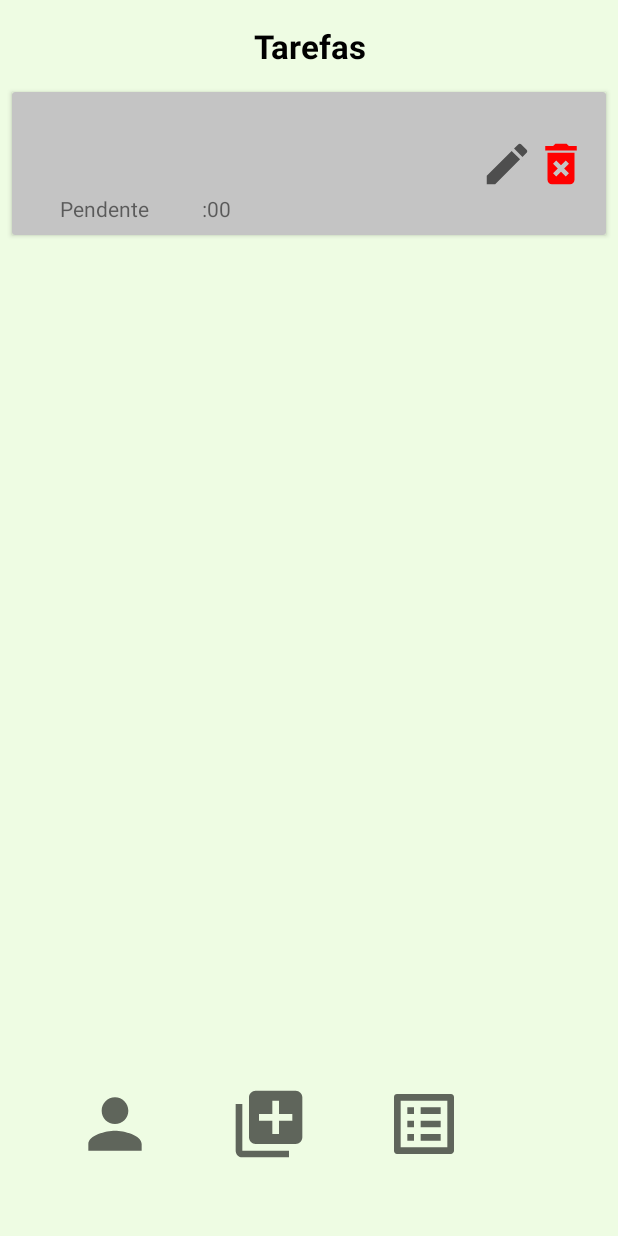
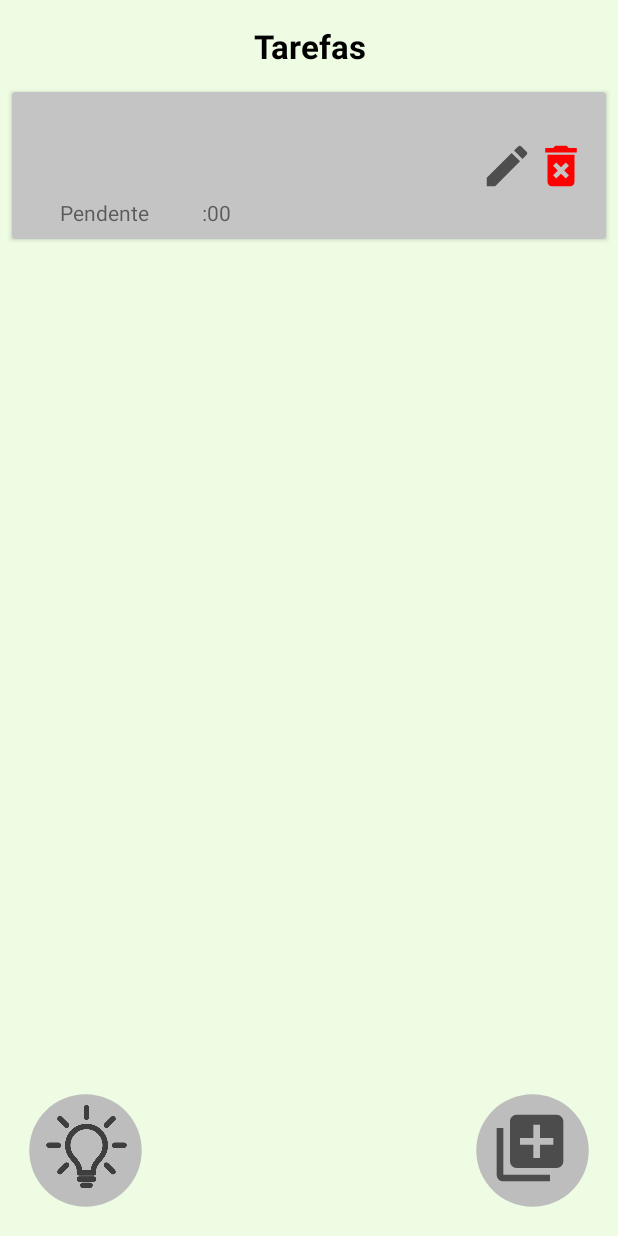
Before and after one commit to MatheusCortez/EcoTask, an Android app: the incluirTarefaFragment screen opened through its navigation route, after a tap on "SALVAR", on a phone screen of 412 x 824 dp. Run offline under Robolectric (Android 15) with nearby library versions, the phone set to English and light mode, and no system bars; our stand-ins replace Dagger/Hilt's generated code, Room's generated code.

Commit message:
Ideias - implementado

```diff
--- a/app/src/main/java/com/example/ecotask_/ui/Fragments/ListFragment.kt
+++ b/app/src/main/java/com/example/ecotask_/ui/Fragments/ListFragment.kt
@@ -53,6 +53,10 @@ class ListFragment : Fragment(), TaskItemClickListener {
             mainViewModel.tarefaSelecionada = null
             findNavController().navigate(R.id.action_listFragment_to_incluirTarefaFragment)
         }
+
+        binding.buttonIdeas.setOnClickListener{
+            findNavController().navigate(R.id.action_listFragment_to_fragmentDicas)
+        }
         return binding.root
     }
 
--- a/app/src/main/java/com/example/ecotask_/viewModel/MainViewModel.kt
+++ b/app/src/main/java/com/example/ecotask_/viewModel/MainViewModel.kt
@@ -72,11 +72,7 @@ class MainViewModel @Inject constructor(
             try {
                 val response = repository.addTask(tarefa)
                 if (response.isSuccessful) {
-
                     repository.insertTask(response.body()!!)
-
-                    repository.insertTask(tarefa)
-
                 } else {
                     repository.insertTask(tarefa)
                 }
--- /dev/null
+++ b/app/src/main/res/drawable/ic_baseline_circle_24.xml
@@ -0,0 +1,10 @@
+<vector xmlns:android="http://schemas.android.com/apk/res/android"
+    android:width="24dp"
+    android:height="24dp"
+    android:viewportWidth="24"
+    android:viewportHeight="24"
+    android:tint="?attr/colorControlNormal">
+  <path
+      android:fillColor="@android:color/white"
+      android:pathData="M12,2C6.47,2 2,6.47 2,12s4.47,10 10,10 10,-4.47 10,-10S17.53,2 12,2z"/>
+</vector>
--- a/app/src/main/res/layout/fragment_list.xml
+++ b/app/src/main/res/layout/fragment_list.xml
@@ -6,25 +6,6 @@
     android:layout_width="match_parent"
     android:layout_height="match_parent"
     tools:context=".ui.Fragments.ListFragment">
-
-    <androidx.constraintlayout.widget.Guideline
-        android:id="@+id/guideline_25percent"
-        android:layout_width="wrap_content"
-        android:layout_height="wrap_content"
-        android:orientation="vertical"
-        app:layout_constraintGuide_percent="0.25" />
-    <androidx.constraintlayout.widget.Guideline
-        android:id="@+id/guideline_50percent"
-        android:layout_width="wrap_content"
-        android:layout_height="wrap_content"
-        android:orientation="vertical"
-        app:layout_constraintGuide_percent="0.50" />
-    <androidx.constraintlayout.widget.Guideline
-        android:id="@+id/guideline_75percent"
-        android:layout_width="wrap_content"
-        android:layout_height="wrap_content"
-        android:orientation="vertical"
-        app:layout_constraintGuide_percent="0.75" />
 
     <TextView
         android:id="@+id/titleFragment"
@@ -41,53 +22,61 @@
         app:layout_constraintTop_toTopOf="parent" />
 
     <androidx.recyclerview.widget.RecyclerView
-        tools:listitem="@layout/itemtarefa"
         android:id="@+id/rvList"
         android:layout_width="0dp"
         android:layout_height="0dp"
+        android:layout_marginBottom="100dp"
         app:layout_constraintBottom_toBottomOf="parent"
-        app:layout_constraintStart_toStartOf="parent"
         app:layout_constraintEnd_toEndOf="parent"
         app:layout_constraintHorizontal_bias="0.0"
-        app:layout_constraintBottom_toTopOf="@id/icon_person"
+        app:layout_constraintStart_toStartOf="parent"
         app:layout_constraintTop_toBottomOf="@id/titleFragment"
-        app:layout_constraintVertical_bias="0.0" />
+        app:layout_constraintVertical_bias="0.0"
+        tools:listitem="@layout/itemtarefa" />
 
 
     <ImageView
-        android:id="@+id/icon_person"
-        android:layout_width="53dp"
-        android:layout_height="53dp"
-        android:layout_marginBottom="48dp"
-        android:backgroundTint="#00FFFFFF"
-        android:src="@drawable/ic_baseline_person_53"
+        android:id="@+id/imageView"
+        android:layout_width="90dp"
+        android:layout_height="90dp"
+        android:layout_marginEnd="12dp"
+        android:layout_marginBottom="12dp"
+        android:src="@drawable/ic_baseline_circle_24"
+        app:tint="#BDBDBD"
         app:layout_constraintBottom_toBottomOf="parent"
-        app:layout_constraintEnd_toStartOf="@id/guideline_25percent"
-        app:layout_constraintTop_toBottomOf="@id/rvList" />
-
+        app:layout_constraintEnd_toEndOf="parent" />
 
     <ImageView
         android:id="@+id/icon_add"
-        app:layout_constraintTop_toTopOf="@+id/icon_person"
         android:layout_width="wrap_content"
         android:layout_height="wrap_content"
-        app:layout_constraintBottom_toBottomOf="@id/icon_person"
-        app:layout_constraintEnd_toStartOf="@id/guideline_50percent"
+        android:layout_marginEnd="32dp"
+        android:layout_marginBottom="32dp"
+        app:layout_constraintBottom_toBottomOf="parent"
+        app:layout_constraintEnd_toEndOf="parent"
         app:srcCompat="@drawable/ic_baseline_queue_24" />
 
     <ImageView
-        android:id="@+id/icon_note"
-        android:layout_width="wrap_content"
+        android:id="@+id/imageView4"
+        android:layout_width="90dp"
+        android:layout_height="90dp"
+        android:layout_marginStart="12dp"
+        android:layout_marginBottom="12dp"
+        android:src="@drawable/ic_baseline_circle_24"
+        app:tint="#BDBDBD"
+        app:layout_constraintBottom_toBottomOf="parent"
+        app:layout_constraintStart_toStartOf="parent" />
 
-        android:layout_height="wrap_content"
-        app:srcCompat="@drawable/ic_baseline_list_alt_53"
-        app:layout_constraintBottom_toBottomOf="@id/icon_person"
-        app:layout_constraintEnd_toStartOf="@id/guideline_75percent"
-        app:layout_constraintTop_toTopOf="@+id/icon_person"
-
-
-        />
-
+    <ImageView
+        android:id="@+id/buttonIdeas"
+        android:layout_width="55dp"
+        android:layout_height="55dp"
+        android:layout_marginStart="30dp"
+        android:layout_marginBottom="32dp"
+        android:src="@drawable/ideia_icon"
+        app:tint="#3E3E3E"
+        app:layout_constraintBottom_toBottomOf="parent"
+        app:layout_constraintStart_toStartOf="parent" />
 
 
 </androidx.constraintlayout.widget.ConstraintLayout>
--- a/app/src/main/res/layout/itemtarefa.xml
+++ b/app/src/main/res/layout/itemtarefa.xml
@@ -21,10 +21,11 @@
             android:layout_width="wrap_content"
             android:layout_height="wrap_content"
             android:layout_marginStart="16dp"
+            android:layout_marginTop="16dp"
             android:text="Retirar o lixo"
             android:textColor="#000000"
-            android:textSize="16sp"
-            android:layout_marginTop="16dp"
+            android:textSize="18sp"
+            android:textStyle="bold"
             app:layout_constraintStart_toStartOf="parent"
             app:layout_constraintTop_toTopOf="parent" />
         <TextView
--- a/app/src/main/res/navigation/nav_graph.xml
+++ b/app/src/main/res/navigation/nav_graph.xml
@@ -13,6 +13,9 @@
         <action
             android:id="@+id/action_listFragment_to_incluirTarefaFragment"
             app:destination="@id/incluirTarefaFragment" />
+        <action
+            android:id="@+id/action_listFragment_to_fragmentDicas"
+            app:destination="@id/fragmentDicas" />
     </fragment>
     <fragment
         android:id="@+id/incluirTarefaFragment"
@@ -23,4 +26,13 @@
             android:id="@+id/action_incluirTarefaFragment_to_listFragment"
             app:destination="@id/listFragment" />
     </fragment>
+    <fragment
+        android:id="@+id/fragmentDicas"
+        android:name="com.example.ecotask_.FragmentDicas"
+        android:label="fragment_dicas"
+        tools:layout="@layout/fragment_dicas" >
+        <action
+            android:id="@+id/action_fragmentDicas_to_listFragment"
+            app:destination="@id/listFragment" />
+    </fragment>
 </navigation>
```
Also changed, not shown: app/src/main/java/com/example/ecotask_/FragmentDicas.kt (added, +27 -0 lines), app/src/main/res/layout/activity_login.xml (+5 -3 lines), app/src/main/res/layout/fragment_dicas.xml (added, +205 -0 lines), app/src/main/res/values/strings.xml (+7 -5 lines), app/src/main/res/drawable/energia_icon.png (added), app/src/main/res/drawable/ideia_icon.png (added), app/src/main/res/drawable/maca_icon.png (added), app/src/main/res/drawable/reciclagem_icon.png (added).
